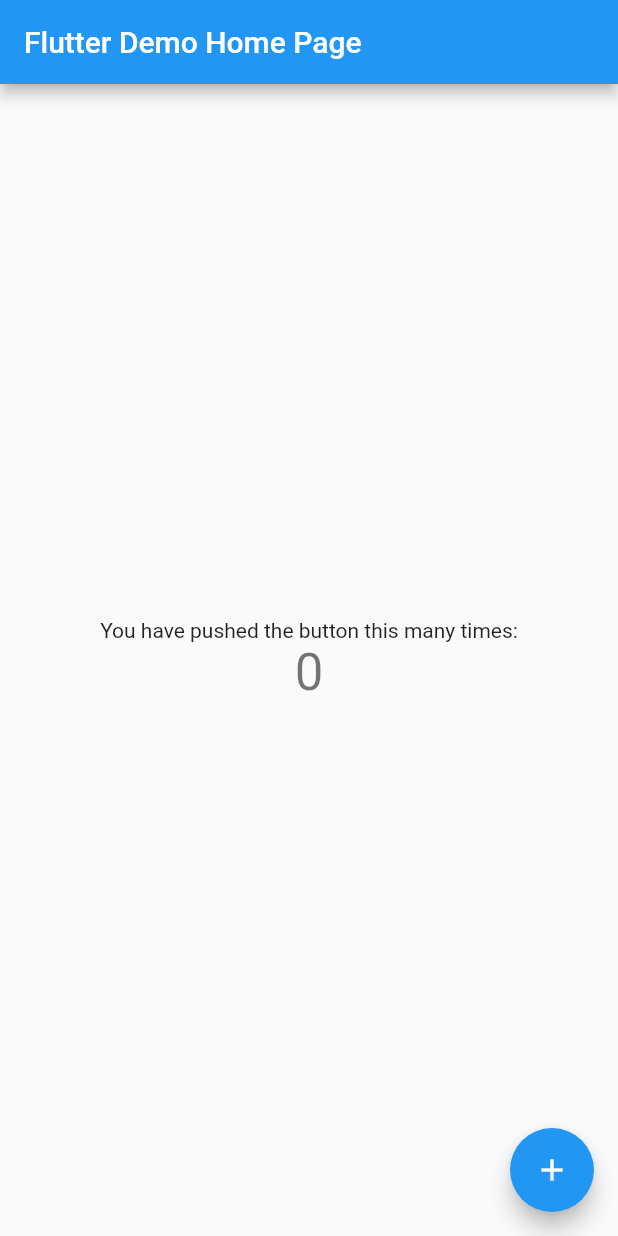
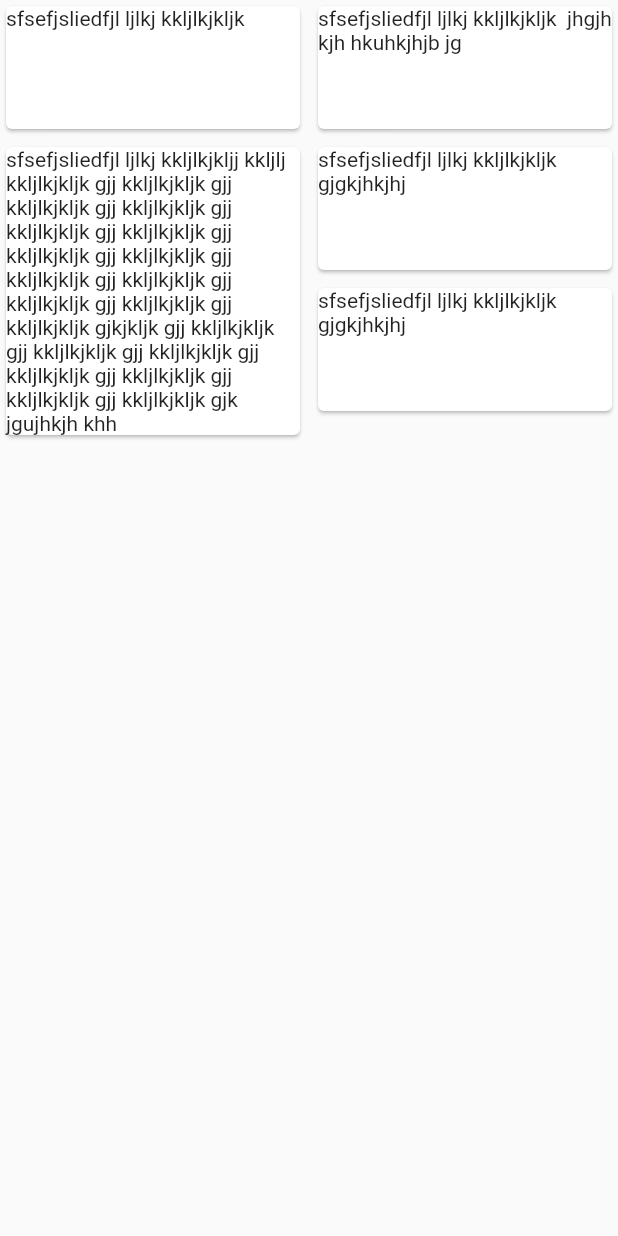
Before and after one commit to Sujoy-2811/notez_app, a Flutter app: the screen it shows after launch, on a phone screen of 412 x 824 dp. Run offline on Flutter 3.47's test engine with Material 2 defaults, Android fonts, the phone set to English and light mode, and no system bars.

Commit message:
simple home screen is added

```diff
--- a/lib/main.dart
+++ b/lib/main.dart
@@ -1,4 +1,5 @@
 import 'package:flutter/material.dart';
+import './screen/homePage.dart';
 
 void main() {
   runApp(MyApp());
@@ -9,105 +10,11 @@
   @override
   Widget build(BuildContext context) {
     return MaterialApp(
-      title: 'Flutter Demo',
+      title: 'NoteZ',
       theme: ThemeData(
-        // This is the theme of your application.
-        //
-        // Try running your application with "flutter run". You'll see the
-        // application has a blue toolbar. Then, without quitting the app, try
-        // changing the primarySwatch below to Colors.green and then invoke
-        // "hot reload" (press "r" in the console where you ran "flutter run",
-        // or simply save your changes to "hot reload" in a Flutter IDE).
-        // Notice that the counter didn't reset back to zero; the application
-        // is not restarted.
-        primarySwatch: Colors.blue,
+        primarySwatch: Colors.blueGrey,
       ),
-      home: MyHomePage(title: 'Flutter Demo Home Page'),
+      home: MyHomePage(),
     );
   }
 }
-
-class MyHomePage extends StatefulWidget {
-  MyHomePage({Key? key, required this.title}) : super(key: key);
-
-  // This widget is the home page of your application. It is stateful, meaning
-  // that it has a State object (defined below) that contains fields that affect
-  // how it looks.
-
-  // This class is the configuration for the state. It holds the values (in this
-  // case the title) provided by the parent (in this case the App widget) and
-  // used by the build method of the State. Fields in a Widget subclass are
-  // always marked "final".
-
-  final String title;
-
-  @override
-  _MyHomePageState createState() => _MyHomePageState();
-}
-
-class _MyHomePageState extends State<MyHomePage> {
-  int _counter = 0;
-
-  void _incrementCounter() {
-    setState(() {
-      // This call to setState tells the Flutter framework that something has
-      // changed in this State, which causes it to rerun the build method below
-      // so that the display can reflect the updated values. If we changed
-      // _counter without calling setState(), then the build method would not be
-      // called again, and so nothing would appear to happen.
-      _counter++;
-    });
-  }
-
-  @override
-  Widget build(BuildContext context) {
-    // This method is rerun every time setState is called, for instance as done
-    // by the _incrementCounter method above.
-    //
-    // The Flutter framework has been optimized to make rerunning build methods
-    // fast, so that you can just rebuild anything that needs updating rather
-    // than having to individually change instances of widgets.
-    return Scaffold(
-      appBar: AppBar(
-        // Here we take the value from the MyHomePage object that was created by
-        // the App.build method, and use it to set our appbar title.
-        title: Text(widget.title),
-      ),
-      body: Center(
-        // Center is a layout widget. It takes a single child and positions it
-        // in the middle of the parent.
-        child: Column(
-          // Column is also a layout widget. It takes a list of children and
-          // arranges them vertically. By default, it sizes itself to fit its
-          // children horizontally, and tries to be as tall as its parent.
-          //
-          // Invoke "debug painting" (press "p" in the console, choose the
-          // "Toggle Debug Paint" action from the Flutter Inspector in Android
-          // Studio, or the "Toggle Debug Paint" command in Visual Studio Code)
-          // to see the wireframe for each widget.
-          //
-          // Column has various properties to control how it sizes itself and
-          // how it positions its children. Here we use mainAxisAlignment to
-          // center the children vertically; the main axis here is the vertical
-          // axis because Columns are vertical (the cross axis would be
-          // horizontal).
-          mainAxisAlignment: MainAxisAlignment.center,
-          children: <Widget>[
-            Text(
-              'You have pushed the button this many times:',
-            ),
-            Text(
-              '$_counter',
-              style: Theme.of(context).textTheme.headline4,
-            ),
-          ],
-        ),
-      ),
-      floatingActionButton: FloatingActionButton(
-        onPressed: _incrementCounter,
-        tooltip: 'Increment',
-        child: Icon(Icons.add),
-      ), // This trailing comma makes auto-formatting nicer for build methods.
-    );
-  }
-}
--- /dev/null
+++ b/lib/screen/homePage.dart
@@ -0,0 +1,29 @@
+import 'package:flutter/material.dart';
+import 'package:flutter_staggered_grid_view/flutter_staggered_grid_view.dart';
+
+import 'package:notez_app/widget/note.dart';
+
+class MyHomePage extends StatelessWidget {
+  static const notes = [
+    'sfsefjsliedfjl ljlkj kkljlkjkljk',
+    'sfsefjsliedfjl ljlkj kkljlkjkljk  jhgjh kjh hkuhkjhjb jg',
+    'sfsefjsliedfjl ljlkj kkljlkjkljj kkljlj kkljlkjkljk gjj kkljlkjkljk gjj kkljlkjkljk gjj kkljlkjkljk gjj kkljlkjkljk gjj kkljlkjkljk gjj kkljlkjkljk gjj kkljlkjkljk gjj kkljlkjkljk gjj kkljlkjkljk gjj kkljlkjkljk gjj kkljlkjkljk gjj kkljlkjkljk gjkjkljk gjj kkljlkjkljk gjj kkljlkjkljk gjj kkljlkjkljk gjj kkljlkjkljk gjj kkljlkjkljk gjj kkljlkjkljk gjj kkljlkjkljk gjk jgujhkjh khh ',
+    'sfsefjsliedfjl ljlkj kkljlkjkljk gjgkjhkjhj',
+    'sfsefjsliedfjl ljlkj kkljlkjkljk gjgkjhkjhj',
+  ];
+
+  @override
+  Widget build(BuildContext context) {
+    return Scaffold(
+      body: StaggeredGridView.countBuilder(
+        crossAxisCount: 2,
+        itemCount: 5,
+        itemBuilder: (BuildContext context, int index) => Note(notes[index]),
+        staggeredTileBuilder: (int index) => new StaggeredTile.fit(1),
+        // new StaggeredTile.count(2, index.isEven ? 2 : 1),
+        mainAxisSpacing: 4.0,
+        crossAxisSpacing: 4.0,
+      ),
+    );
+  }
+}
--- /dev/null
+++ b/lib/widget/note.dart
@@ -0,0 +1,20 @@
+import 'package:flutter/material.dart';
+
+class Note extends StatelessWidget {
+  final noteText;
+
+  Note(this.noteText);
+
+  @override
+  Widget build(BuildContext context) {
+    return ConstrainedBox(
+      constraints: BoxConstraints(
+        minHeight: 90.0,
+        maxHeight: 200.0,
+      ),
+      child: Card(
+        child: Text(noteText),
+      ),
+    );
+  }
+}
--- a/pubspec.yaml
+++ b/pubspec.yaml
@@ -23,6 +23,7 @@
 dependencies:
   flutter:
     sdk: flutter
+  flutter_staggered_grid_view: ^0.4.0
 
 
   # The following adds the Cupertino Icons font to your application.
```
Also changed, not shown: lib/screen/newNote.dart (added), pubspec.lock.
